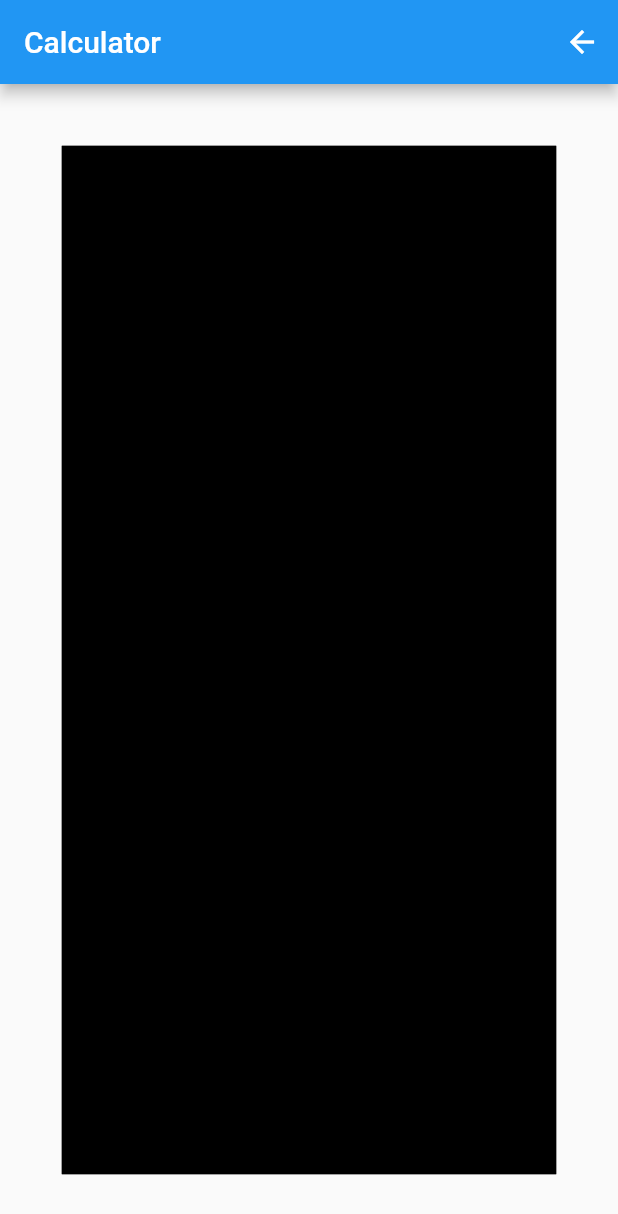
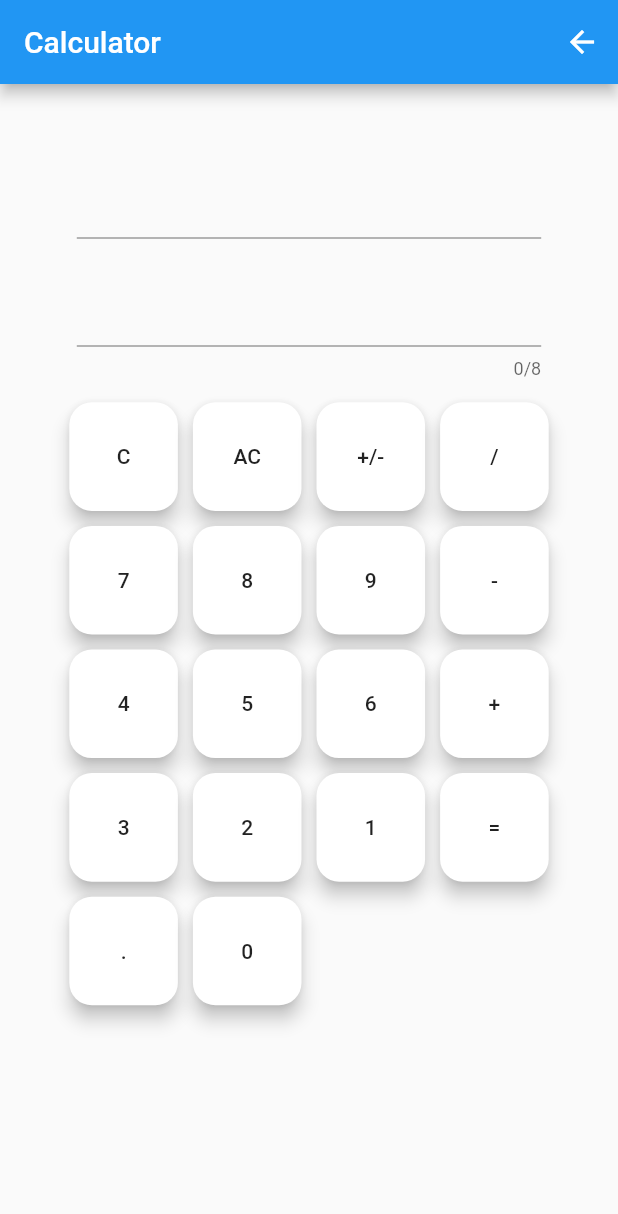
Before and after one commit to sungyun-Kim/myAppChallange, a Flutter app: the screen it shows after launch, after a tap on "Calculator", on a phone screen of 412 x 824 dp. Shown: the top 1214 px of the screen. Run offline on Flutter 3.47's test engine with Material 2 defaults, Android fonts, the phone set to English and light mode, and no system bars.

Commit message:
[Update] calculator.dart

```diff
--- a/lib/main.dart
+++ b/lib/main.dart
@@ -1,4 +1,5 @@
 import 'package:flutter/material.dart';
+import 'package:flutter/services.dart';
 import 'package:mychallange/screens/bin2dec/bin_to_dec.dart';
 import 'package:mychallange/screens/border_radius_preview/border_rad_prev.dart';
 import 'package:mychallange/screens/calculator/calculator.dart';
@@ -15,6 +16,9 @@ class MyApp extends StatelessWidget {
   // This widget is the root of your application.
   @override
   Widget build(BuildContext context) {
+    SystemChrome.setPreferredOrientations(
+        [DeviceOrientation.portraitUp, DeviceOrientation.portraitDown]);
+
     return MaterialApp(
       debugShowCheckedModeBanner: false,
       title: 'myChallange',
--- a/lib/screens/calculator/calculator.dart
+++ b/lib/screens/calculator/calculator.dart
@@ -1,9 +1,29 @@
 import 'package:flutter/material.dart';
+import 'package:mychallange/screens/calculator/widget/calc_button.dart';
+import 'package:mychallange/screens/calculator/widget/calc_button_grid.dart';
+import 'package:mychallange/screens/calculator/widget/calc_label.dart';
+
+//To-Do
+// User can see a display showing the current number entered or the result of the last operation.
+// v User can see an entry pad containing buttons for the digits 0-9, operations - '+', '-', '/', and '=', a 'C' button (for clear), and an 'AC' button (for clear all).
+// User can enter numbers as sequences up to 8 digits long by clicking on digits in the entry pad. Entry of any digits more than 8 will be ignored.
+// User can click on an operation button to display the result of that operation on:
+// the result of the preceding operation and the last number entered OR
+// the last two numbers entered OR
+// the last number entered
+// User can click the 'C' button to clear the last number or the last operation. If the users last entry was an operation the display will be updated to the value that preceded it.
+// User can click the 'AC' button to clear all internal work areas and to set the display to 0.
+// User can see 'ERR' displayed if any operation would exceed the 8 digit maximum.
+
+//do not use eval()
 
 class Calculator extends StatefulWidget {
   @override
   _CalculatorState createState() => _CalculatorState();
 }
+
+TextEditingController _progressTextController = TextEditingController();
+TextEditingController _currentTextController = TextEditingController();
 
 class _CalculatorState extends State<Calculator> {
   @override
@@ -21,9 +41,29 @@ class _CalculatorState extends State<Calculator> {
         ),
         body: Container(
           padding: EdgeInsets.all(MediaQuery.of(context).size.width * 0.1),
+          height: MediaQuery.of(context).size.height,
+          width: MediaQuery.of(context).size.width,
           child: Container(
-            decoration:
-                BoxDecoration(border: Border.all(), boxShadow: [BoxShadow()]),
+            //Calculator Interface
+            child: Column(
+              children: <Widget>[
+                CalcLabel(
+                  controller: _progressTextController,
+                  text: "",
+                  textStyle: TextStyle(fontSize: 24, color: Colors.black54),
+                ),
+                CalcLabel(
+                  controller: _currentTextController,
+                  text: "",
+                  length: 8,
+                  textStyle: TextStyle(fontSize: 24, color: Colors.black),
+                ),
+                CalcGrid(
+                  curController: _currentTextController,
+                  procontroller: _progressTextController,
+                ),
+              ],
+            ),
           ),
         ),
       ),
--- /dev/null
+++ b/lib/screens/calculator/widget/calc_button.dart
@@ -0,0 +1,73 @@
+import 'package:flutter/material.dart';
+import 'package:mychallange/screens/calculator/widget/calculate.dart';
+
+class CalcButton extends StatelessWidget {
+  final String op;
+  final TextEditingController curController;
+  final TextEditingController proController;
+
+  CalcButton({this.op, this.curController, this.proController});
+
+  @override
+  Widget build(BuildContext context) {
+    return Container(
+      padding: EdgeInsets.all(5),
+      child: RaisedButton(
+        elevation: 5,
+        shape: RoundedRectangleBorder(borderRadius: BorderRadius.circular(15)),
+        child: Text(op),
+        color: Colors.white,
+        onPressed: () {
+          //is number
+          if (isNum(op)) {
+            if (curController.text.length < 8) {
+              if (curController.text == "0") {
+                curController.text = op;
+              } else {
+                curController.text += op;
+              }
+            }
+          }
+          //is operation
+          else {
+            switch (op) {
+              case "AC":
+                proController.text = "";
+                curController.text = "";
+                break;
+              case "C":
+                curController.text = "";
+                break;
+
+              case "+/-":
+                break;
+
+              case ".":
+                break;
+
+              case "=":
+                proController.text += curController.text;
+                curController.text = "";
+
+                proController.text =
+                    Calculate(str: proController.text.toString())
+                        .calc()
+                        .toString();
+
+                break;
+              default:
+                if (proController.text != "" || curController.text != "") {
+                  proController.text += curController.text + op;
+                  curController.text = "";
+                }
+            }
+          }
+        },
+      ),
+    );
+  }
+}
+
+bool isNum(String s) {
+  return double.tryParse(s) != null;
+}
--- /dev/null
+++ b/lib/screens/calculator/widget/calc_button_grid.dart
@@ -0,0 +1,112 @@
+import 'package:flutter/material.dart';
+import 'package:mychallange/screens/calculator/widget/calc_button.dart';
+
+class CalcGrid extends StatelessWidget {
+  final TextEditingController curController;
+  final TextEditingController procontroller;
+
+  CalcGrid({this.curController, this.procontroller});
+
+  @override
+  Widget build(BuildContext context) {
+    return Container(
+      height: MediaQuery.of(context).size.height * 0.55,
+      width: MediaQuery.of(context).size.width,
+      child: GridView.count(
+        crossAxisCount: 4,
+        children: <Widget>[
+          CalcButton(
+            op: "C",
+            proController: procontroller,
+            curController: curController,
+          ),
+          CalcButton(
+            op: "AC",
+            proController: procontroller,
+            curController: curController,
+          ),
+          CalcButton(
+            op: "+/-",
+            proController: procontroller,
+            curController: curController,
+          ),
+          CalcButton(
+            op: "/",
+            proController: procontroller,
+            curController: curController,
+          ),
+          CalcButton(
+            op: "7",
+            proController: procontroller,
+            curController: curController,
+          ),
+          CalcButton(
+            op: "8",
+            proController: procontroller,
+            curController: curController,
+          ),
+          CalcButton(
+            op: "9",
+            proController: procontroller,
+            curController: curController,
+          ),
+          CalcButton(
+            op: "-",
+            proController: procontroller,
+            curController: curController,
+          ),
+          CalcButton(
+            op: "4",
+            proController: procontroller,
+            curController: curController,
+          ),
+          CalcButton(
+            op: "5",
+            proController: procontroller,
+            curController: curController,
+          ),
+          CalcButton(
+            op: "6",
+            proController: procontroller,
+            curController: curController,
+          ),
+          CalcButton(
+            op: "+",
+            proController: procontroller,
+            curController: curController,
+          ),
+          CalcButton(
+            op: "3",
+            proController: procontroller,
+            curController: curController,
+          ),
+          CalcButton(
+            op: "2",
+            proController: procontroller,
+            curController: curController,
+          ),
+          CalcButton(
+            op: "1",
+            proController: procontroller,
+            curController: curController,
+          ),
+          CalcButton(
+            op: "=",
+            proController: procontroller,
+            curController: curController,
+          ),
+          CalcButton(
+            op: ".",
+            proController: procontroller,
+            curController: curController,
+          ),
+          CalcButton(
+            op: "0",
+            proController: procontroller,
+            curController: curController,
+          ),
+        ],
+      ),
+    );
+  }
+}
--- /dev/null
+++ b/lib/screens/calculator/widget/calc_label.dart
@@ -0,0 +1,28 @@
+import 'package:flutter/material.dart';
+
+// User can enter numbers as sequences up to 8 digits long by clicking on digits in the entry pad. Entry of any digits more than 8 will be ignored.
+
+class CalcLabel extends StatelessWidget {
+  final String text;
+  final TextStyle textStyle;
+  final TextEditingController controller;
+  final int length;
+  CalcLabel({this.text, this.textStyle, this.controller, this.length});
+
+  @override
+  Widget build(BuildContext context) {
+    controller.text = text;
+
+    return Container(
+      padding: EdgeInsets.all(10),
+      alignment: Alignment.centerRight,
+      child: TextField(
+        maxLength: length,
+        textAlign: TextAlign.end,
+        readOnly: true,
+        controller: controller,
+        style: textStyle,
+      ),
+    );
+  }
+}
```
Also changed, not shown: lib/screens/border_radius_preview/border_rad_prev.dart (+10 -1 lines), lib/screens/calculator/widget/calculate.dart (added, +39 -0 lines).
